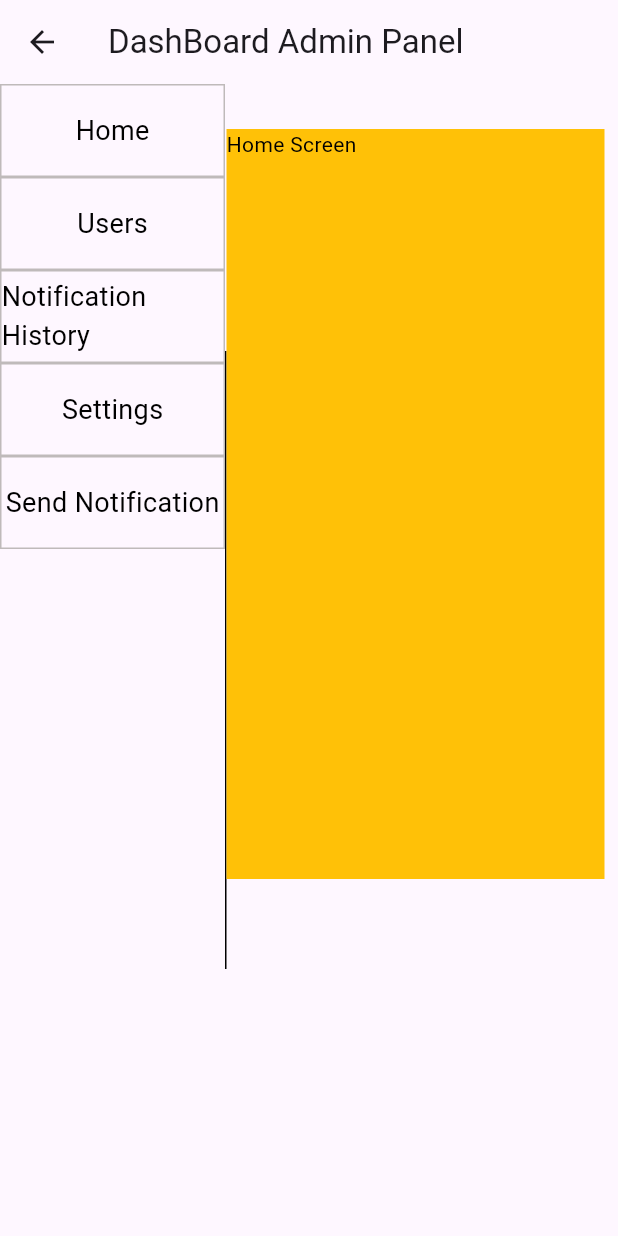
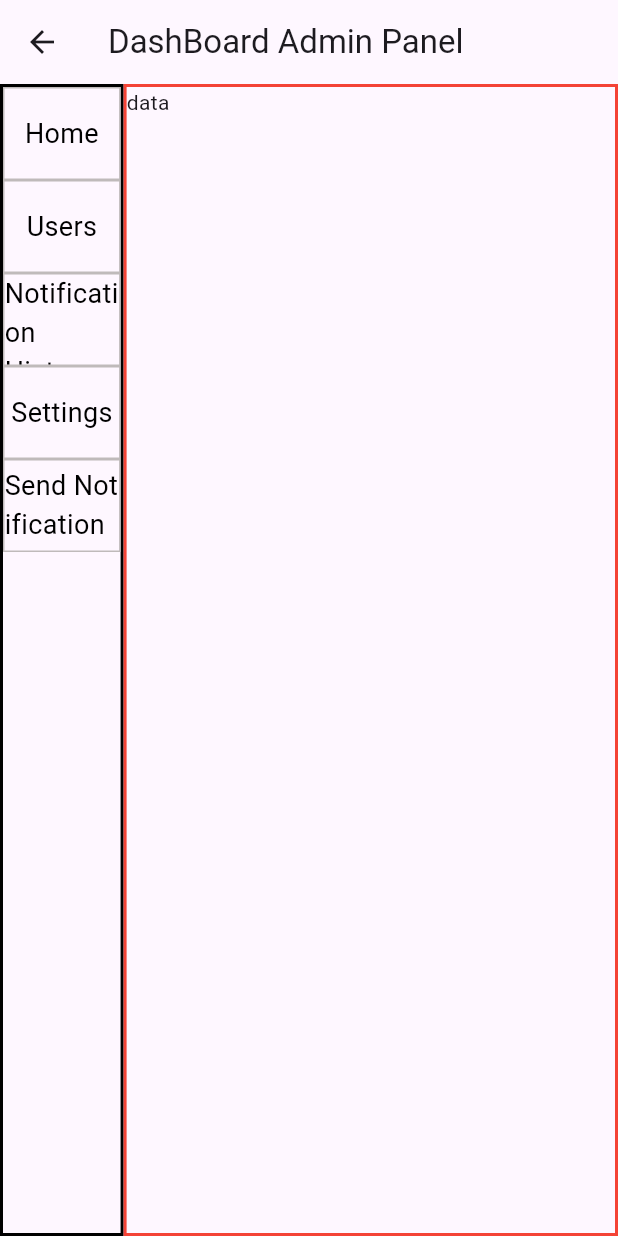
Before and after one commit to AadityaaGupta/webdashboardadminpanel, a Flutter app: the DashBoardAdminPanelScreen screen opened directly, on a phone screen of 412 x 824 dp. Run offline on Flutter 3.47's test engine with Material 3 defaults, Android fonts, the phone set to English and light mode, and no system bars; missing offline and left inert: dart:html.

Commit message:
send notification

```diff
--- a/lib/Dashboard_homescreen.dart
+++ b/lib/Dashboard_homescreen.dart
@@ -11,9 +11,12 @@ class MainHomeScreen extends StatefulWidget{
 class _MainHomeScreenState extends State<MainHomeScreen> {
   @override
   Widget build(BuildContext context) {
+     var width = MediaQuery.of(context).size.width;
+    var height = MediaQuery.of(context).size.height;
   return Container(
-      height: 500,
-      color: Colors.amber,
+
+      width: width*0.8,
+              height: height,
       child: Text('Home Screen',style: TextStyle(color: Colors.black),),
     );
   }
--- a/lib/dashboard_admin_panel.dart
+++ b/lib/dashboard_admin_panel.dart
@@ -3,18 +3,18 @@ import 'package:flutter/material.dart';
 import 'package:flutter/widgets.dart';
 
 import 'Dashboard_homescreen.dart';
-import 'dashboard_left.dart';
+import 'dashboard_adminpanel_left.dart';
 import 'dashboard_notificationhistory_screen.dart';
 import 'dashboard_sendnotification_screen.dart';
 import 'dashboard_settingsscreen.dart';
 import 'dashboard_usersscreen.dart';
 
-
 class DashBoardAdminPanelScreen extends StatefulWidget {
   const DashBoardAdminPanelScreen({super.key});
 
   @override
-  State<DashBoardAdminPanelScreen> createState() => _DashBoardAdminPanelScreenState();
+  State<DashBoardAdminPanelScreen> createState() =>
+      _DashBoardAdminPanelScreenState();
 }
 
 class _DashBoardAdminPanelScreenState extends State<DashBoardAdminPanelScreen> {
@@ -23,19 +23,19 @@ class _DashBoardAdminPanelScreenState extends State<DashBoardAdminPanelScreen> {
   Widget ChangeData(int index) {
     switch (index) {
       case 0:
-      print("object");
-        return MainHomeScreen();
+        return Text('data');
+       // return MainHomeScreen();
       case 1:
-       print("object1");
-        return UsersScreen();
+         return Text('data');
+        // return UsersScreen();
       case 2:
-       print("object2");
-        return NotificationHistoryScreen();
+         return Text('data');
+        // return NotificationHistoryScreen();
       case 3:
-       print("object3");
-        return SettingsScreen();
+        return Text('data');
+        // return SettingsScreen();
       case 4:
-       print("object4");
+      //  return Text('data');
          return SendNotificationScreen();
       default:
         MainHomeScreen();
@@ -47,6 +47,9 @@ class _DashBoardAdminPanelScreenState extends State<DashBoardAdminPanelScreen> {
 
   @override
   Widget build(BuildContext context) {
+    var width = MediaQuery.of(context).size.width;
+    var height = MediaQuery.of(context).size.height;
+
     return Scaffold(
         appBar: AppBar(
           title: Text("DashBoard Admin Panel"),
@@ -54,7 +57,16 @@ class _DashBoardAdminPanelScreenState extends State<DashBoardAdminPanelScreen> {
         body: Row(
           children: [
             Container(
-              width: 150,
+              height: height,
+              width: width*0.2,
+              decoration: BoxDecoration(
+                border: Border.all(
+                  width: 2.0,
+                  color: Colors.black
+                )
+              ),
+              child: Container(
+                width: width*0.2,
                 child: DashBoardAdminPanelLeft((index) {
                   ChangeData(indexMain);
                   setState(() {
@@ -62,19 +74,19 @@ class _DashBoardAdminPanelScreenState extends State<DashBoardAdminPanelScreen> {
                   });
                 }),
               ),
+            ),
+
             Container(
-              width: 1,
-              color: Colors.black,
-              height: MediaQuery.of(context).size.width,
+              decoration: BoxDecoration(
+                border: Border.all(
+                  width: 2.0,
+                  color: Colors.red,
+                )
               ),
-            Column(
-              children: [
-                Container(
-                  margin: EdgeInsets.fromLTRB(0, 30, 0, 0),
-                  width:  MediaQuery.of(context).size.width - 160,
+
+              width: width*0.8,
+              height: height,
               child: ChangeData(indexMain),
-                ),
-              ],
             ),
           ],
         ));
--- a/lib/dashboard_left.dart
+++ b/lib/dashboard_adminpanel_left.dart
@@ -27,6 +27,8 @@ class _DashBoardAdminPanelLeftState extends State<DashBoardAdminPanelLeft> {
   int SelectIndex = 0;
   @override
   Widget build(BuildContext context) {
+     var width = MediaQuery.of(context).size.width;
+    var height = MediaQuery.of(context).size.height;
     return Expanded(
       child: ListView.builder(
           scrollDirection: Axis.vertical,
--- a/lib/dashboard_notificationhistory_screen.dart
+++ b/lib/dashboard_notificationhistory_screen.dart
@@ -6,9 +6,12 @@ import 'package:flutter/material.dart';
 class NotificationHistoryScreen extends StatelessWidget{
   @override
   Widget build(BuildContext context) {
+     var width = MediaQuery.of(context).size.width;
+    var height = MediaQuery.of(context).size.height;
    return Container(
      child: Container(
-          height: 500,
+          width: width*0.8,
+              height: height,
           child: Text('Notification History',style: TextStyle(color: Colors.black),),
         ),
    );
--- a/lib/dashboard_settingsscreen.dart
+++ b/lib/dashboard_settingsscreen.dart
@@ -7,7 +7,11 @@ import 'package:flutter/material.dart';
 class SettingsScreen extends StatelessWidget{
   @override
   Widget build(BuildContext context) {
+     var width = MediaQuery.of(context).size.width;
+    var height = MediaQuery.of(context).size.height;
     return Container(
+      width: width*0.8,
+              height: height,
       child:  Text('Settings Screen',style: TextStyle(color: Colors.black),),
     );
   }
--- a/lib/dashboard_usersscreen.dart
+++ b/lib/dashboard_usersscreen.dart
@@ -7,7 +7,11 @@ import 'package:flutter/material.dart';
 class UsersScreen extends StatelessWidget{
   @override
   Widget build(BuildContext context) {
+    var width = MediaQuery.of(context).size.width;
+    var height = MediaQuery.of(context).size.height;
     return Container(
+    width: width*0.8,
+              height: height,
       child:  Text('Users Screen',style: TextStyle(color: Colors.black),),
     );
   }
```
Also changed, not shown: lib/Login.dart (+47 -3 lines), lib/dashboard_sendnotification_screen.dart (+47 -8 lines). Lines whose indentation alone changed are shown as unchanged.
